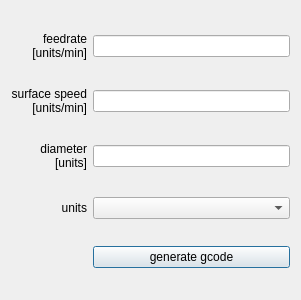
This is gui/parting_dialog.ui in MrSamuelLaw/sherline_lathe as Qt 5 draws it before an edit. The edited form follows.
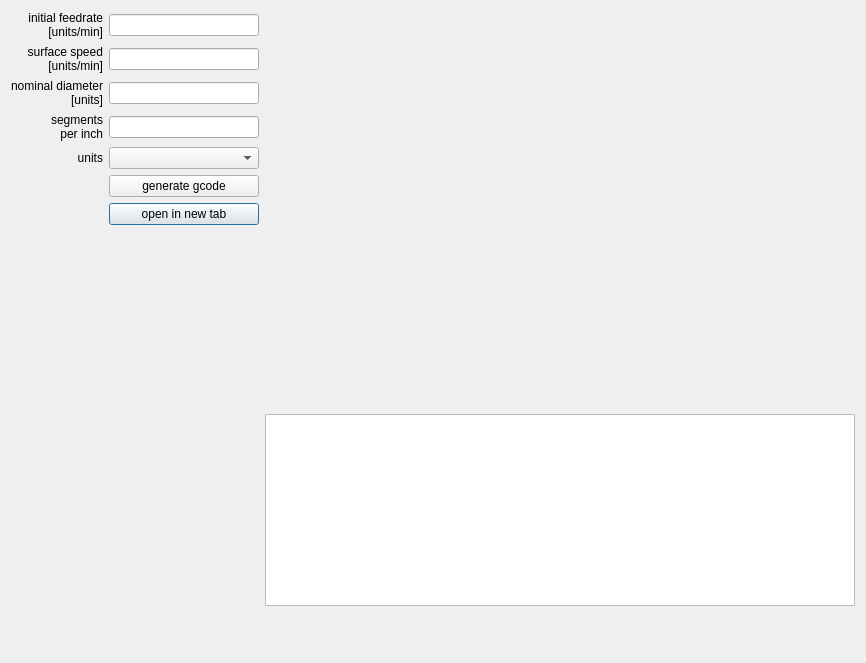
This is the edited form.

```diff
--- a/gui/parting_dialog.ui
+++ b/gui/parting_dialog.ui
@@ -6,33 +6,31 @@
    <rect>
     <x>0</x>
     <y>0</y>
-    <width>301</width>
-    <height>300</height>
+    <width>866</width>
+    <height>663</height>
    </rect>
   </property>
+  <property name="sizePolicy">
+   <sizepolicy hsizetype="Expanding" vsizetype="Expanding">
+    <horstretch>0</horstretch>
+    <verstretch>0</verstretch>
+   </sizepolicy>
+  </property>
   <property name="windowTitle">
    <string>Parting Dialog</string>
   </property>
+  <property name="sizeGripEnabled">
+   <bool>false</bool>
+  </property>
   <layout class="QGridLayout" name="gridLayout">
-   <item row="0" column="0">
-    <widget class="QLabel" name="feed_label">
-     <property name="text">
-      <string>feedrate
-[units/min]</string>
-     </property>
-     <property name="alignment">
-      <set>Qt::AlignRight|Qt::AlignTrailing|Qt::AlignVCenter</set>
-     </property>
-    </widget>
-   </item>
-   <item row="1" column="1">
-    <widget class="QLineEdit" name="speed_lineEdit"/>
-   </item>
-   <item row="0" column="1">
-    <widget class="QLineEdit" name="feed_lineEdit"/>
-   </item>
    <item row="1" column="0">
     <widget class="QLabel" name="speed_label">
+     <property name="sizePolicy">
+      <sizepolicy hsizetype="Preferred" vsizetype="Preferred">
+       <horstretch>0</horstretch>
+       <verstretch>0</verstretch>
+      </sizepolicy>
+     </property>
      <property name="text">
       <string>surface speed
 [units/min]</string>
@@ -42,10 +40,84 @@
      </property>
     </widget>
    </item>
+   <item row="0" column="1">
+    <widget class="QLineEdit" name="feed_lineEdit">
+     <property name="minimumSize">
+      <size>
+       <width>100</width>
+       <height>0</height>
+      </size>
+     </property>
+     <property name="maximumSize">
+      <size>
+       <width>150</width>
+       <height>16777215</height>
+      </size>
+     </property>
+    </widget>
+   </item>
+   <item row="6" column="1">
+    <widget class="QPushButton" name="openPushButton">
+     <property name="minimumSize">
+      <size>
+       <width>100</width>
+       <height>0</height>
+      </size>
+     </property>
+     <property name="maximumSize">
+      <size>
+       <width>150</width>
+       <height>16777215</height>
+      </size>
+     </property>
+     <property name="text">
+      <string>open in new tab</string>
+     </property>
+    </widget>
+   </item>
+   <item row="0" column="0">
+    <widget class="QLabel" name="feed_label">
+     <property name="sizePolicy">
+      <sizepolicy hsizetype="Preferred" vsizetype="Preferred">
+       <horstretch>0</horstretch>
+       <verstretch>0</verstretch>
+      </sizepolicy>
+     </property>
+     <property name="text">
+      <string>initial feedrate
+[units/min]</string>
+     </property>
+     <property name="alignment">
+      <set>Qt::AlignRight|Qt::AlignTrailing|Qt::AlignVCenter</set>
+     </property>
+    </widget>
+   </item>
+   <item row="0" column="2" rowspan="11">
+    <widget class="QWidget" name="widget" native="true">
+     <property name="sizePolicy">
+      <sizepolicy hsizetype="Expanding" vsizetype="Expanding">
+       <horstretch>0</horstretch>
+       <verstretch>0</verstretch>
+      </sizepolicy>
+     </property>
+     <property name="minimumSize">
+      <size>
+       <width>150</width>
+       <height>150</height>
+      </size>
+     </property>
+    </widget>
+   </item>
    <item row="2" column="0">
     <widget class="QLabel" name="diameter_label">
+     <property name="sizePolicy">
+      <sizepolicy hsizetype="Preferred" vsizetype="Preferred">
+       <horstretch>0</horstretch>
+       <verstretch>0</verstretch>
+      </sizepolicy>
+     </property>
      <property name="text">
-      <string>diameter
+      <string>nominal diameter
 [units]</string>
      </property>
      <property name="alignment">
@@ -53,11 +125,63 @@
      </property>
     </widget>
    </item>
-   <item row="2" column="1">
-    <widget class="QLineEdit" name="diameter_lineEdit"/>
+   <item row="3" column="1">
+    <widget class="QLineEdit" name="spi_lineEdit">
+     <property name="minimumSize">
+      <size>
+       <width>100</width>
+       <height>0</height>
+      </size>
+     </property>
+     <property name="maximumSize">
+      <size>
+       <width>150</width>
+       <height>16777215</height>
+      </size>
+     </property>
+    </widget>
    </item>
    <item row="3" column="0">
+    <widget class="QLabel" name="diameter_label_2">
+     <property name="sizePolicy">
+      <sizepolicy hsizetype="Preferred" vsizetype="Preferred">
+       <horstretch>0</horstretch>
+       <verstretch>0</verstretch>
+      </sizepolicy>
+     </property>
+     <property name="text">
+      <string>segments 
+per inch</string>
+     </property>
+     <property name="alignment">
+      <set>Qt::AlignRight|Qt::AlignTrailing|Qt::AlignVCenter</set>
+     </property>
+    </widget>
+   </item>
+   <item row="2" column="1">
+    <widget class="QLineEdit" name="diameter_lineEdit">
+     <property name="minimumSize">
+      <size>
+       <width>100</width>
+       <height>0</height>
+      </size>
+     </property>
+     <property name="maximumSize">
+      <size>
+       <width>150</width>
+       <height>16777215</height>
+      </size>
+     </property>
+    </widget>
+   </item>
+   <item row="4" column="0">
     <widget class="QLabel" name="unit_label">
+     <property name="sizePolicy">
+      <sizepolicy hsizetype="Preferred" vsizetype="Preferred">
+       <horstretch>0</horstretch>
+       <verstretch>0</verstretch>
+      </sizepolicy>
+     </property>
      <property name="text">
       <string>units</string>
      </property>
@@ -66,16 +190,77 @@
      </property>
     </widget>
    </item>
-   <item row="3" column="1">
-    <widget class="QComboBox" name="unit_comboBox"/>
-   </item>
-   <item row="4" column="1">
-    <widget class="QPushButton" name="generate_button">
+   <item row="5" column="1">
+    <widget class="QPushButton" name="generatePushButton">
      <property name="text">
       <string>generate gcode</string>
      </property>
     </widget>
    </item>
+   <item row="4" column="1">
+    <widget class="QComboBox" name="unit_comboBox">
+     <property name="minimumSize">
+      <size>
+       <width>100</width>
+       <height>0</height>
+      </size>
+     </property>
+     <property name="maximumSize">
+      <size>
+       <width>150</width>
+       <height>16777215</height>
+      </size>
+     </property>
+    </widget>
+   </item>
+   <item row="11" column="2">
+    <widget class="QPlainTextEdit" name="plainTextEdit">
+     <property name="sizePolicy">
+      <sizepolicy hsizetype="Expanding" vsizetype="Minimum">
+       <horstretch>0</horstretch>
+       <verstretch>0</verstretch>
+      </sizepolicy>
+     </property>
+     <property name="maximumSize">
+      <size>
+       <width>16777215</width>
+       <height>16777215</height>
+      </size>
+     </property>
+    </widget>
+   </item>
+   <item row="1" column="1">
+    <widget class="QLineEdit" name="speed_lineEdit">
+     <property name="minimumSize">
+      <size>
+       <width>100</width>
+       <height>0</height>
+      </size>
+     </property>
+     <property name="maximumSize">
+      <size>
+       <width>150</width>
+       <height>16777215</height>
+      </size>
+     </property>
+    </widget>
+   </item>
+   <item row="11" column="0" rowspan="2" colspan="2">
+    <spacer name="verticalSpacer">
+     <property name="orientation">
+      <enum>Qt::Vertical</enum>
+     </property>
+     <property name="sizeType">
+      <enum>QSizePolicy::Expanding</enum>
+     </property>
+     <property name="sizeHint" stdset="0">
+      <size>
+       <width>20</width>
+       <height>40</height>
+      </size>
+     </property>
+    </spacer>
+   </item>
   </layout>
  </widget>
  <tabstops>
```
Left out of the diff: 5 changed lines with no effect on the pictures.
